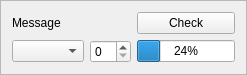
Qt form src/views/message/message.ui (RyotaUnzai/candybox) before a commit.
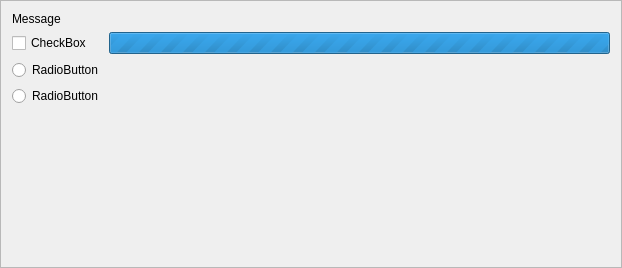
The same form after that commit.

Patch:
```diff
--- a/src/views/message/message.ui
+++ b/src/views/message/message.ui
@@ -6,8 +6,8 @@
    <rect>
     <x>0</x>
     <y>0</y>
-    <width>247</width>
-    <height>69</height>
+    <width>622</width>
+    <height>268</height>
    </rect>
   </property>
   <property name="windowTitle">
@@ -20,10 +20,19 @@
    <enum>QFrame::Raised</enum>
   </property>
   <layout class="QGridLayout" name="gridLayout">
-   <item row="0" column="2">
-    <widget class="QPushButton" name="PB_qss">
-     <property name="text">
-      <string>Check</string>
+   <item row="1" column="1">
+    <widget class="QProgressBar" name="PBar_qss">
+     <property name="maximum">
+      <number>0</number>
+     </property>
+     <property name="value">
+      <number>0</number>
+     </property>
+     <property name="textVisible">
+      <bool>false</bool>
+     </property>
+     <property name="invertedAppearance">
+      <bool>false</bool>
      </property>
     </widget>
    </item>
@@ -35,15 +44,36 @@
     </widget>
    </item>
    <item row="1" column="0">
-    <widget class="QComboBox" name="Cb_qss"/>
+    <widget class="QCheckBox" name="checkBox">
+     <property name="text">
+      <string>CheckBox</string>
+     </property>
+    </widget>
    </item>
-   <item row="1" column="1">
-    <widget class="QSpinBox" name="SB_qss"/>
+   <item row="4" column="0">
+    <spacer name="verticalSpacer">
+     <property name="orientation">
+      <enum>Qt::Vertical</enum>
+     </property>
+     <property name="sizeHint" stdset="0">
+      <size>
+       <width>20</width>
+       <height>40</height>
+      </size>
+     </property>
+    </spacer>
    </item>
-   <item row="1" column="2">
-    <widget class="QProgressBar" name="progressBar">
-     <property name="value">
-      <number>24</number>
+   <item row="2" column="0">
+    <widget class="QRadioButton" name="radioButton">
+     <property name="text">
+      <string>RadioButton</string>
+     </property>
+    </widget>
+   </item>
+   <item row="3" column="0">
+    <widget class="QRadioButton" name="radioButton_2">
+     <property name="text">
+      <string>RadioButton</string>
      </property>
     </widget>
    </item>
```
Left out of the diff: 2 changed lines with no effect on the pictures.
